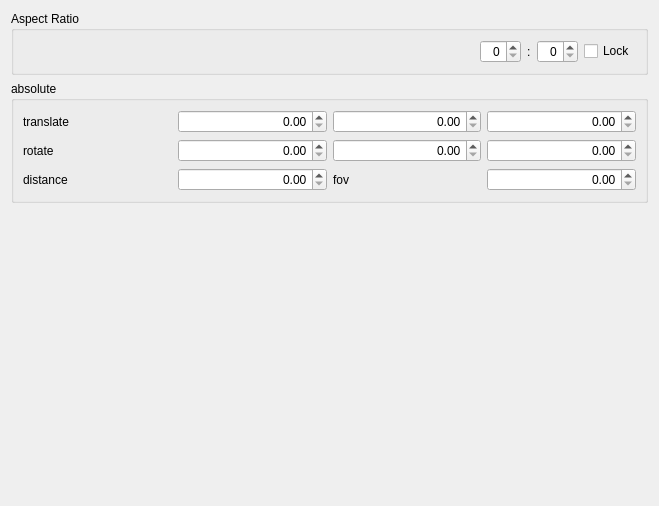
Qt form src/gui/ViewportControl.ui (openscad/openscad) before a commit.
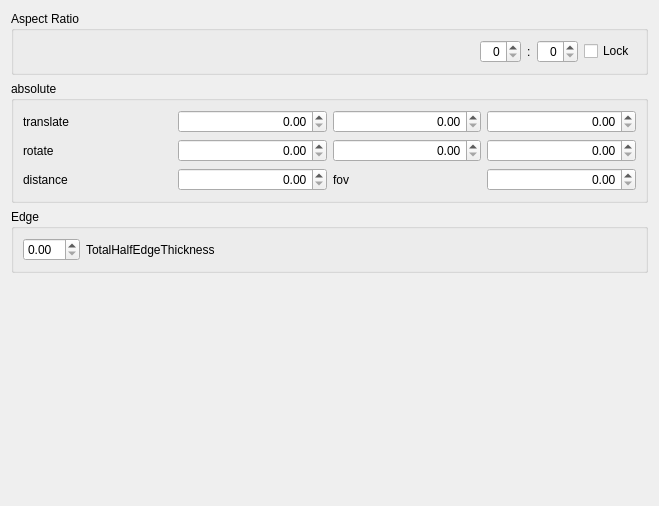
The same form after that commit.

Commit message: prove of concept for setting the edge thickness

Patch:
```diff
--- a/src/gui/ViewportControl.ui
+++ b/src/gui/ViewportControl.ui
@@ -113,6 +113,19 @@
      </layout>
     </widget>
    </item>
+   <item row="4" column="1">
+    <spacer name="verticalSpacer">
+     <property name="orientation">
+      <enum>Qt::Vertical</enum>
+     </property>
+     <property name="sizeHint" stdset="0">
+      <size>
+       <width>20</width>
+       <height>40</height>
+      </size>
+     </property>
+    </spacer>
+   </item>
    <item row="0" column="1">
     <widget class="QGroupBox" name="GroupBoxSize">
      <property name="title">
@@ -164,17 +177,23 @@
     </widget>
    </item>
    <item row="3" column="1">
-    <spacer name="verticalSpacer">
-     <property name="orientation">
-      <enum>Qt::Vertical</enum>
+    <widget class="QGroupBox" name="groupBox">
+     <property name="title">
+      <string>Edge</string>
      </property>
-     <property name="sizeHint" stdset="0">
-      <size>
-       <width>20</width>
-       <height>40</height>
-      </size>
-     </property>
-    </spacer>
+     <layout class="QFormLayout" name="formLayout">
+      <item row="0" column="0">
+       <widget class="QDoubleSpinBox" name="doubleSpinBox_edge"/>
+      </item>
+      <item row="0" column="1">
+       <widget class="QLabel" name="label_edge">
+        <property name="text">
+         <string>TotalHalfEdgeThickness</string>
+        </property>
+       </widget>
+      </item>
+     </layout>
+    </widget>
    </item>
   </layout>
   <action name="actionRowSelected">
```
The commit also changes 8 other files.
